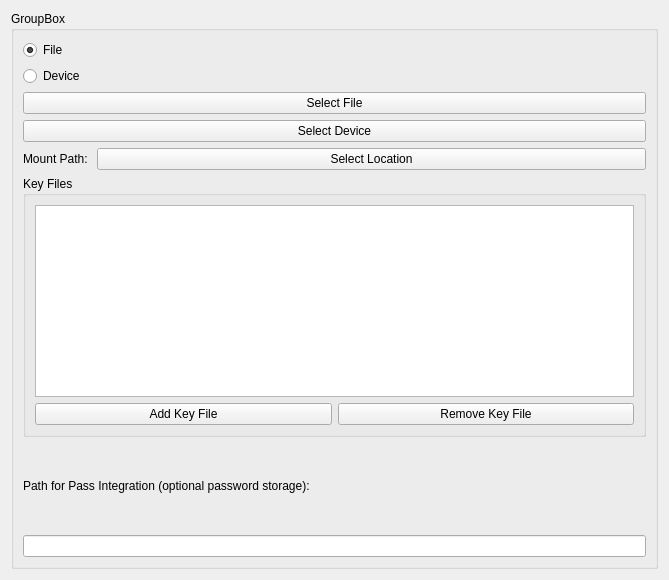
First picture: the form in src/config/veracryptrunner_config_item.ui, repository alex1701c/VeracryptRunner, before the edit.
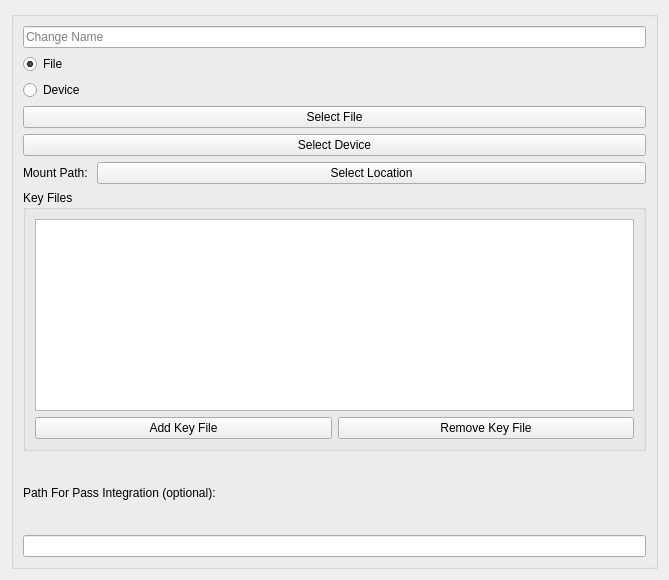
Second picture: the form after the edit.

```diff
--- a/src/config/veracryptrunner_config_item.ui
+++ b/src/config/veracryptrunner_config_item.ui
@@ -21,9 +21,16 @@
    <item>
     <widget class="QGroupBox" name="groupBox">
      <property name="title">
-      <string>GroupBox</string>
+      <string/>
      </property>
      <layout class="QVBoxLayout" name="verticalLayout_2">
+      <item>
+       <widget class="QLineEdit" name="nameLineEdit">
+        <property name="placeholderText">
+         <string>Change Name</string>
+        </property>
+       </widget>
+      </item>
       <item>
        <widget class="QRadioButton" name="fileRadioButton">
         <property name="text">
@@ -86,7 +93,7 @@
         </property>
         <layout class="QVBoxLayout" name="verticalLayout_3">
          <item>
-          <widget class="QListView" name="keyFileListView">
+          <widget class="QListWidget" name="keyFileListWidget">
            <property name="sizePolicy">
             <sizepolicy hsizetype="Expanding" vsizetype="Preferred">
              <horstretch>0</horstretch>
@@ -125,7 +132,7 @@
       <item>
        <widget class="QLabel" name="passIntegrationLabel">
         <property name="text">
-         <string>Path for Pass Integration (optional password storage):</string>
+         <string>Path For Pass Integration (optional):</string>
         </property>
        </widget>
       </item>
```
Left out of the diff: 4 changed lines with no effect on the pictures.
